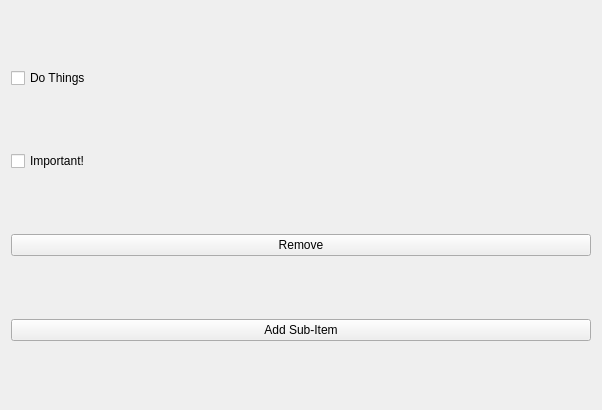
Viuss/CSE165Proj-ToDo-List-QT, file Item.ui: the form before one commit.
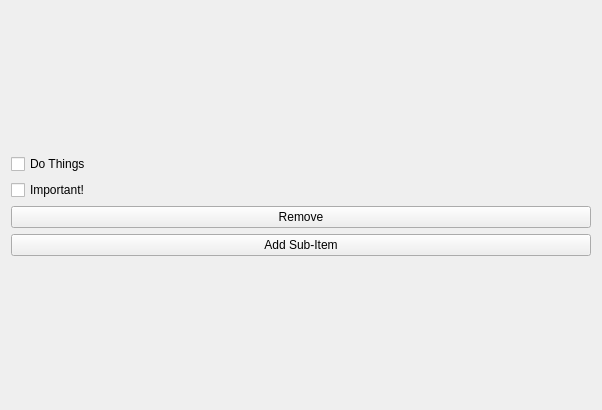
The form after the commit.

```diff
--- a/Item.ui
+++ b/Item.ui
@@ -13,8 +13,8 @@
   <property name="windowTitle">
    <string>Form</string>
   </property>
-  <layout class="QHBoxLayout" name="horizontalLayout">
-   <item>
+  <layout class="QGridLayout" name="gridLayout">
+   <item row="0" column="0">
     <layout class="QVBoxLayout" name="verticalLayout">
      <item>
       <widget class="QCheckBox" name="checkbox">
@@ -46,7 +46,7 @@
      </item>
     </layout>
    </item>
-   <item>
+   <item row="0" column="1">
     <layout class="QVBoxLayout" name="subLayout"/>
    </item>
   </layout>
```
